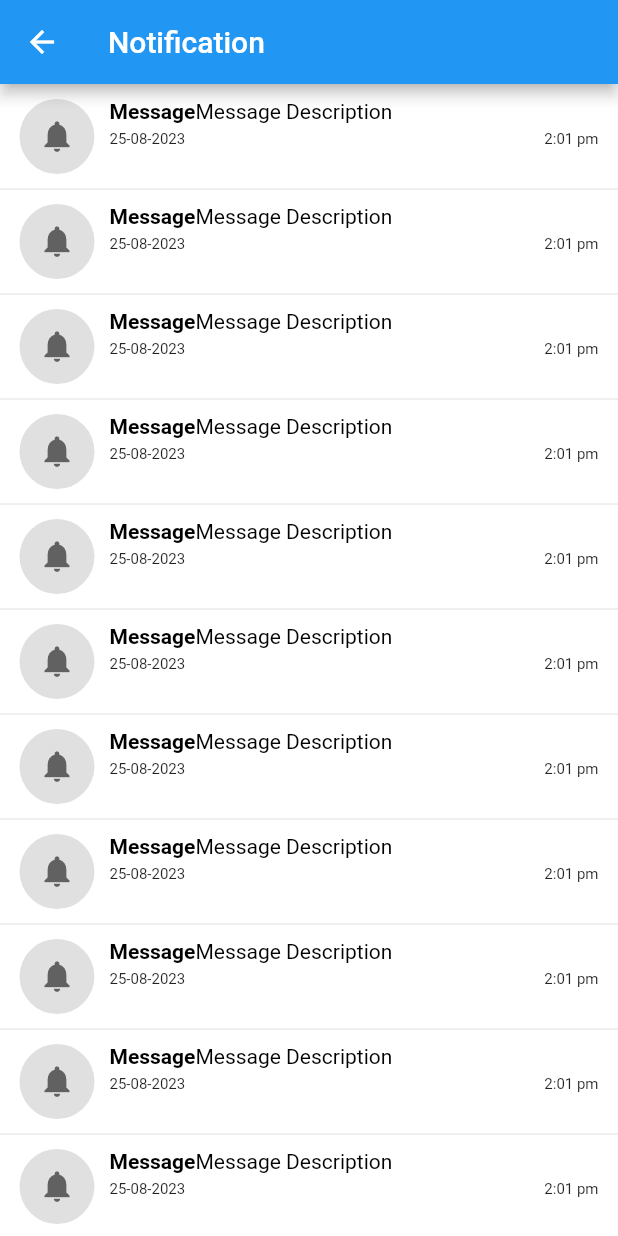
After one commit to JeffreySoriano10/SHOPPING_APPLICATION, a Flutter app: the NotificationView screen opened by its route, on a phone screen of 412 x 824 dp. The commit adds this screen. Run offline on Flutter 3.47's test engine with Material 2 defaults, Android fonts, the phone set to English and light mode, and no system bars; our stand-ins replace curved_labeled_navigation_bar, flutter_rating_bar, rive; missing offline and left inert: clippy_flutter.

Commit message:
modified: modified:   lib/main.dart         modified:   lib/pages/ME page.dart         new file:   lib/pages/notification PAGE.dart

```diff
--- a/lib/main.dart
+++ b/lib/main.dart
@@ -2,11 +2,13 @@ import 'package:flutter/material.dart';
 import 'package:neww/pages/Homepage.dart';
 import 'package:neww/pages/Item.dart';
 import 'package:neww/pages/Login.dart';
+import 'package:neww/pages/ME%20page.dart';
 import 'package:neww/pages/MENU%20PAGE.dart';
 import 'package:neww/pages/OTP%20Verification%20code.dart';
 import 'package:neww/pages/Splashscreen.dart';
 import 'package:neww/pages/cart.dart';
 import 'package:neww/pages/forgot%20password.dart';
+import 'package:neww/pages/notification%20PAGE.dart';
 import 'package:neww/pages/sign%20up%20page.dart';
 import 'package:neww/pages/try%20lang.dart';
 import 'package:neww/pages/welcome%20splashscreen.dart';
@@ -28,7 +30,9 @@ class MyApp extends StatelessWidget {
         "/": (context) => SplashScreen(),
         "loginPage": (context) => LoginPage(),
         "trylang": (context) => trylang(),
+        "notifview": (context) => NotificationView(),
         "signUp": (context) => SignUp(),
+        "profilepic": (context) => ProfileScreen(),
         "homePage": (context) => HomePage(),
         "forgotPassword": (context) => ForgotPassword(),
         "otpform": (context) => OtpForm(),
--- /dev/null
+++ b/lib/pages/notification PAGE.dart
@@ -0,0 +1,116 @@
+import 'package:flutter/material.dart';
+
+class NotificationView extends StatelessWidget {
+  const NotificationView({super.key});
+
+  @override
+  Widget build(BuildContext context) {
+    return Scaffold(
+      appBar: appBar(),
+      body: listView(),
+    );
+  }
+
+  PreferredSizeWidget appBar (){
+    return AppBar(
+      title:  Text("Notification"),
+    );
+  }
+
+  Widget listView() {
+    return ListView.separated(
+        itemBuilder: (context, index) {
+          return listViewItem(index);
+        },
+        separatorBuilder: (context, index) {
+          return Divider(height: 0,);
+        },
+        itemCount: 15);
+  }
+
+  Widget listViewItem(int index) {
+    return Container(
+      margin:  EdgeInsets.symmetric(horizontal: 13, vertical: 10),
+      child: Row(
+        crossAxisAlignment: CrossAxisAlignment.start,
+        children: [
+          prefixIcon(),
+          Expanded(
+            child: Container(
+              margin: EdgeInsets.only(left: 10),
+              child: Column(
+                crossAxisAlignment: CrossAxisAlignment.start,
+                children: [
+                  message(index),
+                  timeAndDate(index),
+                ],
+              ),
+            ),
+          ),
+        ],
+      ),
+    );
+  }
+
+  Widget prefixIcon(){
+    return Container(
+      height: 50,
+      width: 50,
+      padding:  EdgeInsets.all(10),
+      decoration: BoxDecoration(
+        shape: BoxShape.circle,
+        color: Colors.grey.shade300,
+      ),
+      child: Icon(Icons.notifications,
+        size: 25,
+        color: Colors.grey.shade700,
+      ),
+    );
+  }
+
+  Widget message (int index){
+    double textSize = 14;
+    return Container(
+      child: RichText(
+        maxLines: 3,
+        overflow: TextOverflow.ellipsis,
+        text: TextSpan(
+            text: "Message",
+            style: TextStyle(
+                fontSize: textSize,
+                color: Colors.black,
+                fontWeight: FontWeight.bold
+            ),
+            children: [
+              TextSpan(
+                text: "Message Description",
+                style: TextStyle (fontWeight: FontWeight.w400,
+                ),
+              )
+            ]
+        ),
+      ),
+    );
+  }
+
+  Widget timeAndDate(int index){
+    return Container(
+      margin: EdgeInsets.only(top: 5),
+      child: Row(
+        mainAxisAlignment: MainAxisAlignment.spaceBetween,
+        children: [
+          Text("25-08-2023",
+            style: TextStyle(
+              fontSize: 10,
+            ),
+          ),
+          Text("2:01 pm",
+            style: TextStyle(
+              fontSize: 10,
+            ),
+          ),
+        ],
+      ),
+    );
+  }
+}
```
Also changed, not shown: lib/pages/ME page.dart (+78 -3 lines).
